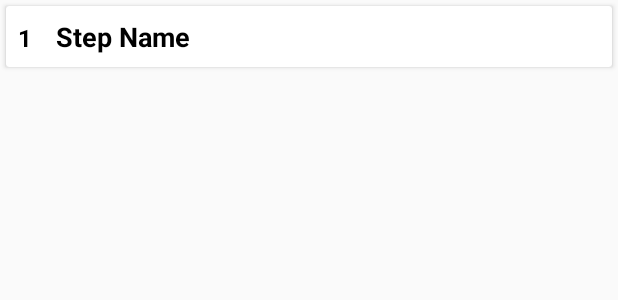
After one commit to ETS-Android3/CookingCoach, an Android app: the layout list_instructions_steps.xml on its own in the app's theme, with its tools: preview values and no code run, on a phone screen of 412 x 824 dp. The commit adds this screen. Shown: the top 300 px of the screen. Run offline under Robolectric (Android 15) with nearby library versions, the phone set to English and light mode, and no system bars.

Commit message:
Pushed some code for InstructionsStuff

```diff
--- a/app/src/main/java/com/example/CookingCoach/Adapters/IngrAdapt.java
+++ b/app/src/main/java/com/example/CookingCoach/Adapters/IngrAdapt.java
@@ -51,6 +51,7 @@ class ingrHolder extends RecyclerView.ViewHolder
 {
     TextView ingrQuantity, ingreName;
     //ImageView ingrImage;
+    RecyclerView recycler_instruction_steps;
 
     public ingrHolder(@NonNull View itemView) {
         super(itemView);
--- a/app/src/main/java/com/example/CookingCoach/Listeners/RecipeInstructionListener.java
+++ b/app/src/main/java/com/example/CookingCoach/Listeners/RecipeInstructionListener.java
@@ -3,7 +3,9 @@ package com.example.CookingCoach.Listeners;
 import com.example.CookingCoach.Models.RecipeDetRes;
 import com.example.CookingCoach.Models.RecipeInstructionsResponse;
 
+import java.util.List;
+
 public interface RecipeInstructionListener {
-    void gotInfo(RecipeInstructionsResponse response, String message);
+    void gotInfo(List<RecipeInstructionsResponse> response, String message);
     void gotError(String message);
 }
--- a/app/src/main/java/com/example/CookingCoach/RecipieDetActivity.java
+++ b/app/src/main/java/com/example/CookingCoach/RecipieDetActivity.java
@@ -45,7 +45,7 @@ public class RecipieDetActivity extends AppCompatActivity {
     TextView mealName;
     TextView mealCalories, mealCarbs, mealFat, mealProtien, mealSweetness, mealSaltiness, mealSourness, mealBitterness, mealSavoriness, mealSpiciness, mealSummary, mealLink;
     ImageView mealImage;
-    RecyclerView mealIngredients;
+    RecyclerView mealIngredients,recycler_instruction_steps;
     RequestManager requestmana;
     ProgressDialog progressdia;
     IngrAdapt adapt;
@@ -107,7 +107,7 @@ public class RecipieDetActivity extends AppCompatActivity {
         mealProtien = findViewById(R.id.mealProtien);
 
         mealSummary = findViewById(R.id.mealSummary);
-        mealLink = findViewById(R.id.mealLink);
+        mealLink = findViewById(R.id.recycler_instruction_steps);
 
         pieChart = findViewById(R.id.pieChart);
 
--- a/app/src/main/res/layout/activity_recipie_det.xml
+++ b/app/src/main/res/layout/activity_recipie_det.xml
@@ -161,8 +161,8 @@
                 android:layout_margin="8dp"
                 android:layout_width="match_parent"
                 android:layout_height="wrap_content"/>
-            <TextView
-                android:id="@+id/mealLink"
+            <androidx.recyclerview.widget.RecyclerView
+                android:id="@+id/recycler_instruction_steps"
                 android:autoLink="all"
                 android:text="Instruction"
                 android:textSize="16sp"
--- /dev/null
+++ b/app/src/main/res/layout/list_instructions_steps.xml
@@ -0,0 +1,41 @@
+<?xml version="1.0" encoding="utf-8"?>
+<androidx.cardview.widget.CardView xmlns:android="http://schemas.android.com/apk/res/android"
+    android:layout_width="match_parent"
+    android:layout_height="wrap_content"
+    xmlns:app="http://schemas.android.com/apk/res-auto"
+    app:cardBackgroundColor="@color/white"
+    android:elevation="8dp"
+    android:layout_margin="4dp">
+    <LinearLayout
+        android:orientation="vertical"
+        android:layout_width="match_parent"
+        android:layout_height="wrap_content">
+        <LinearLayout
+            android:orientation="horizontal"
+            android:layout_width="match_parent"
+            android:layout_height="wrap_content">
+            <TextView
+                android:id="@+id/textView_instructions_step_number"
+                android:text="1"
+                android:textStyle="bold"
+                android:textSize="16sp"
+                android:textAlignment="center"
+                android:textColor="@color/black"
+                android:padding="8dp"
+                android:layout_width="wrap_content"
+                android:layout_height="wrap_content"/>
+            <TextView
+                android:id="@+id/textView_instructions_step_title"
+                android:text="Step Name"
+                android:textStyle="bold"
+                android:textSize="18sp"
+                android:textAlignment="center"
+                android:textColor="@color/black"
+                android:padding="8dp"
+                android:layout_width="wrap_content"
+                android:layout_height="wrap_content"/>
+
+        </LinearLayout>
+    </LinearLayout>
+
+</androidx.cardview.widget.CardView>
```
Also changed, not shown: app/src/main/java/com/example/CookingCoach/Adapters/InstructionStepAdapter.java (added, +55 -0 lines), app/src/main/java/com/example/CookingCoach/Adapters/RecipeInstructionAdapter.java (+55 -1 lines), app/src/main/java/com/example/CookingCoach/RequestManager.java (+5 -5 lines), app/src/main/res/layout/recipe_instructions.xml (+26 -4 lines).
